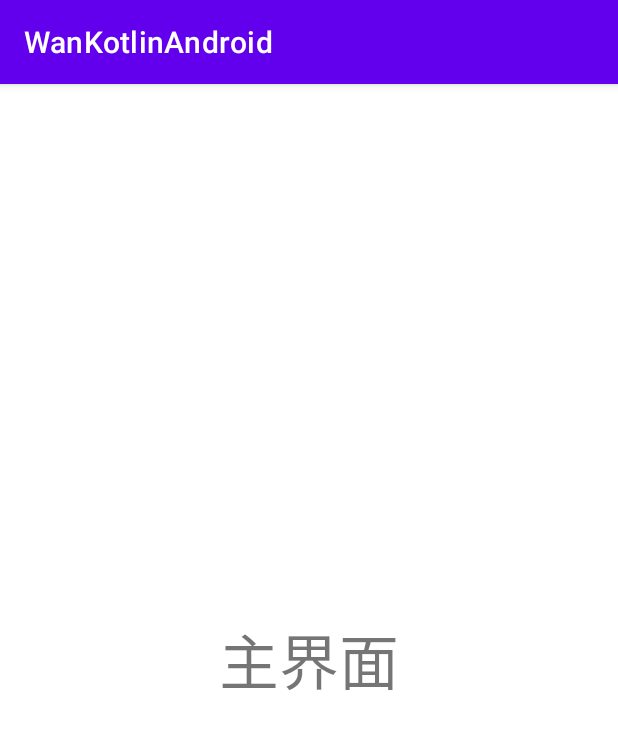
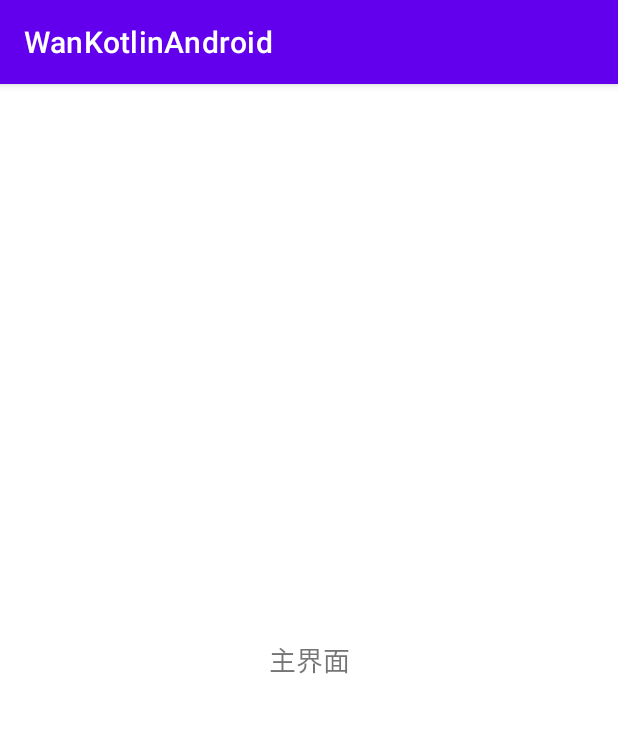
Before and after one commit to Ellen2018/WanKotlinAndroid, an Android app: the screen it shows after launch (MainActivity), on a phone screen of 412 x 824 dp. Shown: the top 729 px of the screen. Run offline under Robolectric (Android 15) with nearby library versions, the phone set to English and light mode, and no system bars; network calls fail; 1 statement that could not run was skipped.

Commit message:
完成首页数据请求

```diff
--- a/app/src/main/java/com/yalemang/wankotlinandroid/ui/main/MainActivity.kt
+++ b/app/src/main/java/com/yalemang/wankotlinandroid/ui/main/MainActivity.kt
@@ -5,6 +5,8 @@ import com.google.gson.Gson
 import com.yalemang.wankotlinandroid.R
 import com.yalemang.wankotlinandroid.base.BaseActivity
 import com.yalemang.wankotlinandroid.http.RetrofitManager
+import kotlinx.android.synthetic.main.activity_main.*
+import kotlinx.coroutines.Dispatchers
 import kotlinx.coroutines.GlobalScope
 import kotlinx.coroutines.launch
 
@@ -17,10 +19,11 @@ class MainActivity:BaseActivity() {
     }
 
     override fun initData() {
-        GlobalScope.launch {
+        GlobalScope.launch(Dispatchers.Main) {
             //获取首页数据
-            val call = RetrofitManager.getInstance().getApi().getBannerData()
-            Log.d("Ellen2018", "json数据:${Gson().toJson(call)}")
+            val data = RetrofitManager.getInstance().getApi().getBannerData()
+            Log.d("Ellen2018", "json数据:${Gson().toJson(data)}")
+            tv_content.text = Gson().toJson(data)
         }
 
     }
--- a/app/src/main/res/layout/activity_main.xml
+++ b/app/src/main/res/layout/activity_main.xml
@@ -4,10 +4,11 @@
     android:layout_height="match_parent">
 
     <TextView
+        android:id="@+id/tv_content"
         android:layout_width="match_parent"
         android:text="主界面"
         android:gravity="center"
-        android:textSize="40sp"
+        android:textSize="18sp"
         android:layout_height="match_parent"/>
 
 </RelativeLayout>
```
